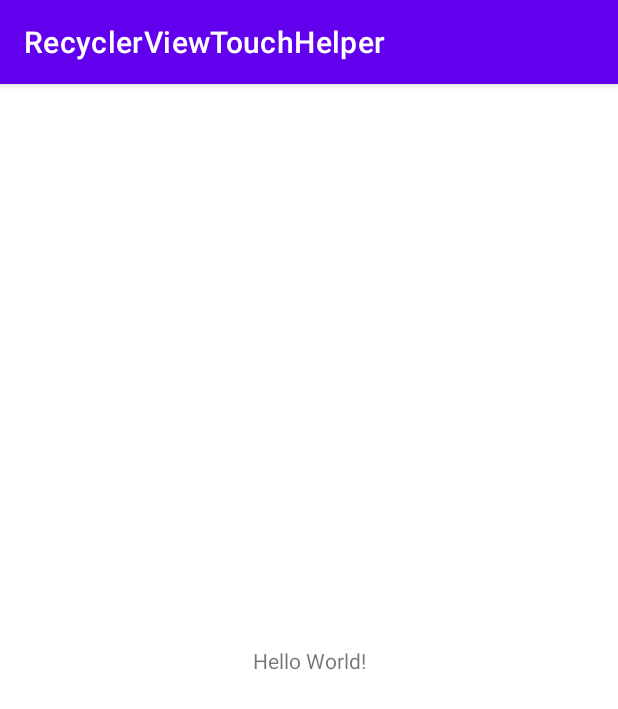
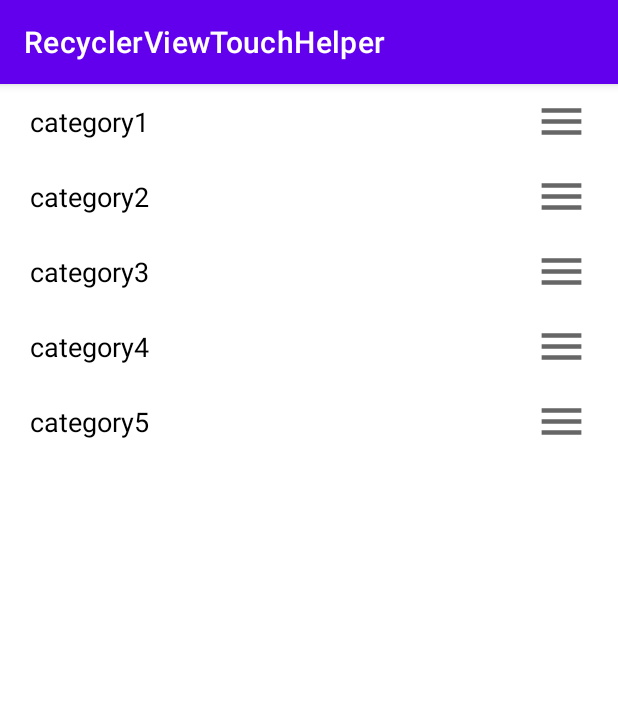
Before and after one commit to EUNGB/RecyclerViewDragDropSwipe, an Android app: the screen it shows after launch (MainActivity), on a phone screen of 412 x 824 dp. Shown: the top 709 px of the screen. Run offline under Robolectric (Android 15) with nearby library versions, the phone set to English and light mode, and no system bars.

Commit message:
LinearLayoutManager - RecyclerView drag&drop swipe 구현

```diff
--- /dev/null
+++ b/app/src/main/java/com/meltingb/recyclerviewtouchhelper/LinearListViewAdapter.kt
@@ -0,0 +1,66 @@
+package com.meltingb.recyclerviewtouchhelper
+
+import android.annotation.SuppressLint
+import android.view.LayoutInflater
+import android.view.MotionEvent
+import android.view.ViewGroup
+import android.widget.ImageView
+import android.widget.TextView
+import androidx.recyclerview.widget.RecyclerView
+import java.util.*
+
+class LinearListViewAdapter(private val list: MutableList<String>) :
+    RecyclerView.Adapter<LinearListViewAdapter.ViewHolder>(),
+    ItemTouchHelperCallback.OnItemMoveListener {
+
+    private lateinit var dragListener: OnStartDragListener
+
+    inner class ViewHolder(parent: ViewGroup) : RecyclerView.ViewHolder(
+        LayoutInflater.from(parent.context).inflate(R.layout.item_linear, parent, false)
+    ) {
+        val tvTitle: TextView = itemView.findViewById(R.id.tv_title)
+        val ivMenu: ImageView = itemView.findViewById(R.id.imageView)
+    }
+
+    override fun onCreateViewHolder(parent: ViewGroup, viewType: Int): ViewHolder {
+        return ViewHolder(parent)
+    }
+
+    @SuppressLint("ClickableViewAccessibility")
+    override fun onBindViewHolder(holder: ViewHolder, position: Int) {
+        list[position].let {
+            with(holder) {
+                tvTitle.text = it
+                ivMenu.setOnTouchListener { view, event ->
+                    if (event.action == MotionEvent.ACTION_DOWN) {
+                        dragListener.onStartDrag(this)
+                    }
+                    return@setOnTouchListener false
+                }
+            }
+        }
+    }
+
+    override fun getItemCount(): Int {
+        return list.size
+    }
+
+    interface OnStartDragListener {
+        fun onStartDrag(viewHolder: RecyclerView.ViewHolder)
+    }
+
+    fun startDrag(listener: OnStartDragListener) {
+        this.dragListener = listener
+    }
+
+    override fun onItemMoved(fromPosition: Int, toPosition: Int) {
+        Collections.swap(list, fromPosition, toPosition)
+        notifyItemMoved(fromPosition, toPosition)
+    }
+
+    override fun onItemSwiped(position: Int) {
+        list.removeAt(position)
+        notifyItemRemoved(position)
+    }
+
+}
--- a/app/src/main/java/com/meltingb/recyclerviewtouchhelper/MainActivity.kt
+++ b/app/src/main/java/com/meltingb/recyclerviewtouchhelper/MainActivity.kt
@@ -2,10 +2,28 @@ package com.meltingb.recyclerviewtouchhelper
 
 import androidx.appcompat.app.AppCompatActivity
 import android.os.Bundle
+import androidx.recyclerview.widget.ItemTouchHelper
+import androidx.recyclerview.widget.LinearLayoutManager
+import androidx.recyclerview.widget.RecyclerView
 
 class MainActivity : AppCompatActivity() {
     override fun onCreate(savedInstanceState: Bundle?) {
         super.onCreate(savedInstanceState)
         setContentView(R.layout.activity_main)
+
+        val recyclerView = findViewById<RecyclerView>(R.id.recyclerView)
+        val list = mutableListOf("category1", "category2", "category3", "category4", "category5")
+
+        val adapter = LinearListViewAdapter(list)
+        recyclerView.layoutManager = LinearLayoutManager(this)
+        val callback = ItemTouchHelperCallback(adapter)
+        val touchHelper = ItemTouchHelper(callback)
+        touchHelper.attachToRecyclerView(recyclerView)
+        recyclerView.adapter = adapter
+        adapter.startDrag(object : LinearListViewAdapter.OnStartDragListener {
+            override fun onStartDrag(viewHolder: RecyclerView.ViewHolder) {
+                touchHelper.startDrag(viewHolder)
+            }
+        })
     }
 }
--- /dev/null
+++ b/app/src/main/res/drawable/ic_menu.xml
@@ -0,0 +1,10 @@
+<vector xmlns:android="http://schemas.android.com/apk/res/android"
+    android:width="24dp"
+    android:height="24dp"
+    android:viewportWidth="24"
+    android:viewportHeight="24"
+    android:tint="?attr/colorControlNormal">
+  <path
+      android:fillColor="@android:color/white"
+      android:pathData="M3,18h18v-2L3,16v2zM3,13h18v-2L3,11v2zM3,6v2h18L21,6L3,6z"/>
+</vector>
--- a/app/src/main/res/layout/activity_main.xml
+++ b/app/src/main/res/layout/activity_main.xml
@@ -6,13 +6,13 @@
     android:layout_height="match_parent"
     tools:context=".MainActivity">
 
-    <TextView
-        android:layout_width="wrap_content"
-        android:layout_height="wrap_content"
-        android:text="Hello World!"
+    <androidx.recyclerview.widget.RecyclerView
+        android:id="@+id/recyclerView"
+        android:layout_width="match_parent"
+        android:layout_height="match_parent"
         app:layout_constraintBottom_toBottomOf="parent"
-        app:layout_constraintLeft_toLeftOf="parent"
-        app:layout_constraintRight_toRightOf="parent"
+        app:layout_constraintEnd_toEndOf="parent"
+        app:layout_constraintStart_toStartOf="parent"
         app:layout_constraintTop_toTopOf="parent" />
 
 </androidx.constraintlayout.widget.ConstraintLayout>
--- /dev/null
+++ b/app/src/main/res/layout/item_linear.xml
@@ -0,0 +1,31 @@
+<?xml version="1.0" encoding="utf-8"?>
+<androidx.constraintlayout.widget.ConstraintLayout
+    xmlns:android="http://schemas.android.com/apk/res/android"
+    xmlns:app="http://schemas.android.com/apk/res-auto"
+    android:layout_width="match_parent"
+    android:layout_height="50dp">
+
+    <TextView
+        android:id="@+id/tv_title"
+        android:layout_width="0dp"
+        android:layout_height="wrap_content"
+        android:layout_marginStart="20dp"
+        android:layout_marginEnd="20dp"
+        android:textColor="@color/black"
+        android:textSize="18sp"
+        app:layout_constraintBottom_toBottomOf="parent"
+        app:layout_constraintEnd_toStartOf="@+id/imageView"
+        app:layout_constraintStart_toStartOf="parent"
+        app:layout_constraintTop_toTopOf="parent" />
+
+    <ImageView
+        android:id="@+id/imageView"
+        android:layout_width="35dp"
+        android:layout_height="35dp"
+        android:layout_marginEnd="20dp"
+        android:background="@drawable/ic_menu"
+        app:layout_constraintBottom_toBottomOf="parent"
+        app:layout_constraintEnd_toEndOf="parent"
+        app:layout_constraintTop_toTopOf="parent" />
+
+</androidx.constraintlayout.widget.ConstraintLayout>
```
Also changed, not shown: app/src/main/java/com/meltingb/recyclerviewtouchhelper/ItemTouchHelperCallback.kt (added, +49 -0 lines).
